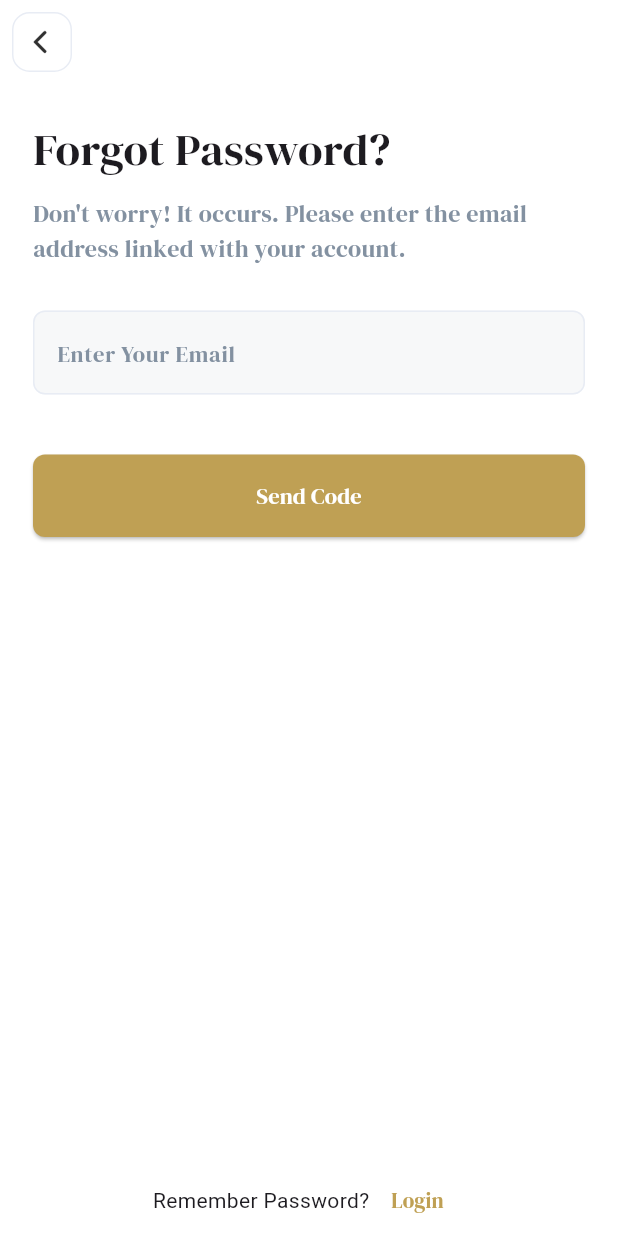
After one commit to KingNarmar/bookia, a Flutter app: the ForgetPasswordScreen screen opened directly, on a phone screen of 412 x 824 dp. The commit adds this screen. Run offline on Flutter 3.47's test engine with Material 3 defaults, Android fonts, the phone set to English and light mode, and no system bars; our stand-ins replace flutter_svg, gap.

Commit message:
Forget Password Screen UI Done

```diff
--- /dev/null
+++ b/lib/features/auth/screens/forget_password.dart
@@ -0,0 +1,51 @@
+import 'package:bookia/core/constants/app_images.dart';
+import 'package:bookia/core/functions/navigations.dart';
+import 'package:bookia/core/styles/app_colors.dart';
+import 'package:bookia/core/styles/text_styles.dart';
+import 'package:bookia/core/widgets/custom_text_form_field.dart';
+import 'package:bookia/core/widgets/main_button.dart';
+import 'package:bookia/features/auth/widgets/auth_footer.dart';
+import 'package:flutter/material.dart';
+import 'package:flutter_svg/svg.dart';
+import 'package:gap/gap.dart';
+
+class ForgetPasswordScreen extends StatelessWidget {
+  const ForgetPasswordScreen({super.key});
+
+  @override
+  Widget build(BuildContext context) {
+    return Scaffold(
+      appBar: AppBar(
+        leading: IconButton(
+          onPressed: () {
+            pop(context);
+          },
+          icon: SvgPicture.asset(AppImages.backIconsvg),
+        ),
+      ),
+      body: Padding(
+        padding: const EdgeInsets.all(22),
+        child: Column(
+          crossAxisAlignment: CrossAxisAlignment.start,
+          children: [
+            Text("Forgot Password?", style: TextStyles.w400s30),
+            Gap(10),
+            Text(
+              "Don't worry! It occurs. Please enter the email address linked with your account.",
+              style: TextStyles.w400s16.copyWith(color: AppColors.grayColor),
+            ),
+            Gap(30),
+            CustomTextFormField(hint: "Enter Your Email"),
+            Gap(40),
+            MainButton(text: "Send Code", onPressed: () {}),
+          ],
+        ),
+      ),
+      bottomNavigationBar: AuthFooter(
+        text: "Remember Password?",
+        textButton: "Login",
+        onPressed: () => pop(context),
+      ),
+    );
+  }
+}
--- a/lib/features/auth/screens/login_screen.dart
+++ b/lib/features/auth/screens/login_screen.dart
@@ -6,6 +6,7 @@ import 'package:bookia/core/widgets/custom_text_form_field.dart';
 import 'package:bookia/core/widgets/main_button.dart';
 import 'package:bookia/core/widgets/password_text_form_field.dart';
 import 'package:bookia/features/auth/functions/validators.dart';
+import 'package:bookia/features/auth/screens/forget_password.dart';
 import 'package:bookia/features/auth/screens/register_screen.dart';
 import 'package:bookia/features/auth/widgets/auth_footer.dart';
 import 'package:bookia/features/auth/widgets/social_auth_button.dart';
@@ -75,10 +76,13 @@ class _LoginScreenState extends State<LoginScreen> {
                   onPressed: () {},
                   child: Align(
                     alignment: AlignmentGeometry.centerRight,
-                    child: Text(
-                      "Forgot Password?",
-                      style: TextStyles.w400s14.copyWith(
-                        color: AppColors.darkGray,
+                    child: GestureDetector(
+                      onTap: () => pushTo(ForgetPasswordScreen(), context),
+                      child: Text(
+                        "Forgot Password?",
+                        style: TextStyles.w400s14.copyWith(
+                          color: AppColors.darkGray,
+                        ),
                       ),
                     ),
                   ),
```
